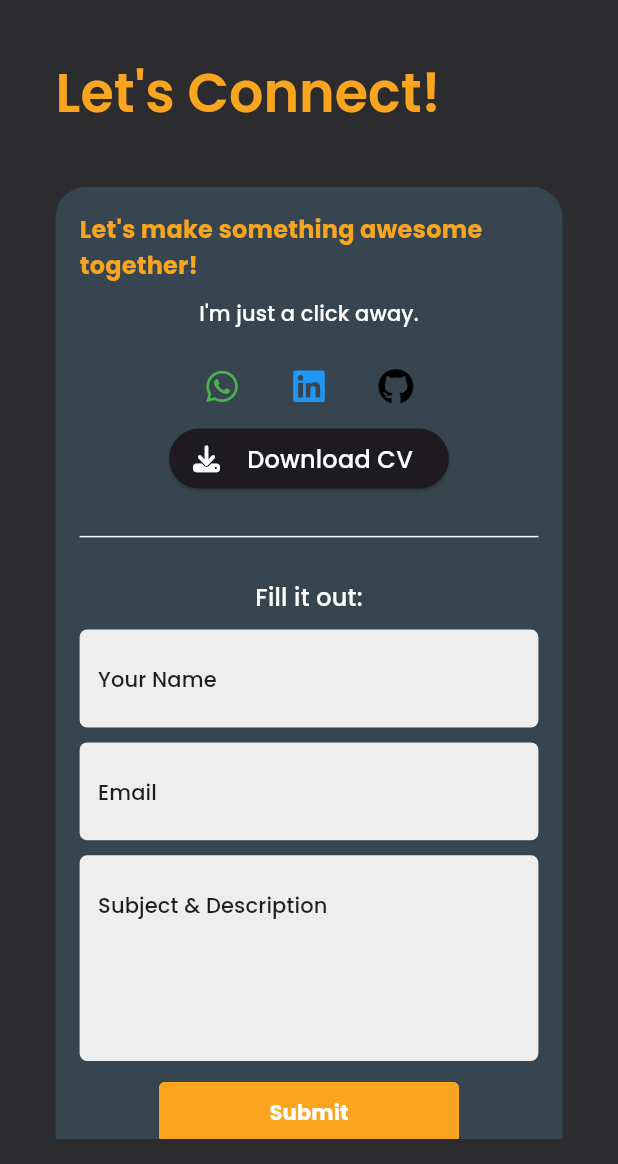
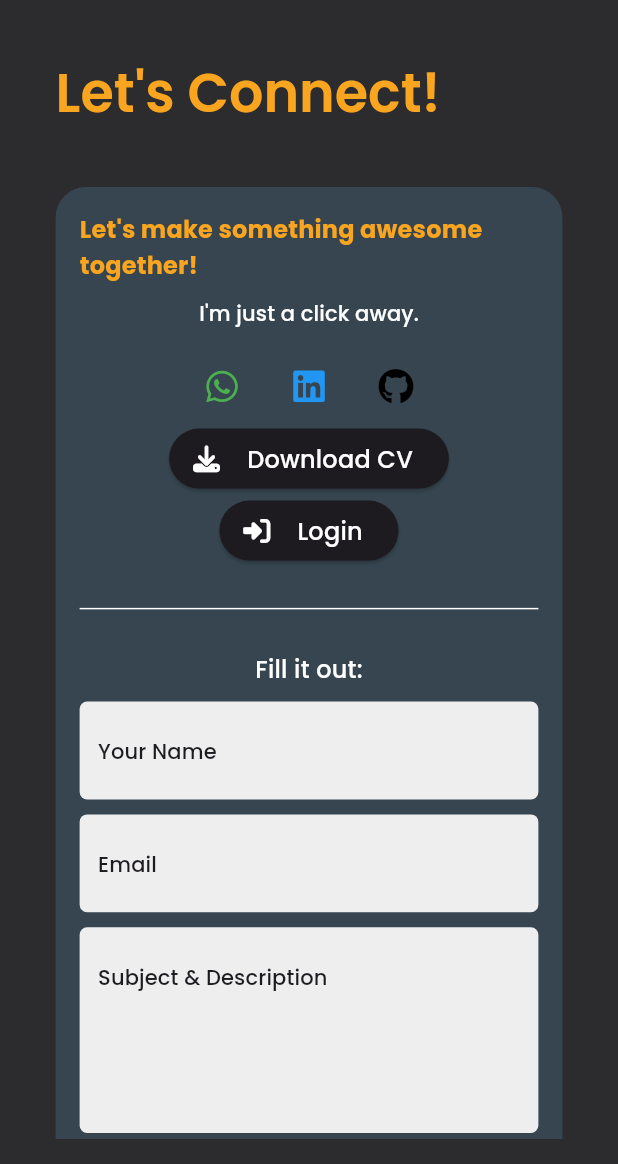
Before and after one commit to umairliaqat33/umair_flutter_portfolio_web_app, a Flutter app: the screen it shows after launch, scrolled down 1152 dp, on a phone screen of 412 x 824 dp, the part 72-1236 px from its top. Run offline on Flutter 3.47's test engine with Material 3 defaults, Android fonts, the phone set to English and light mode, and no system bars; our stand-ins replace animated_text_kit, cached_network_image, cloud_firestore, equatable, firebase_core, firebase_remote_config and 4 more; missing offline and left inert: universal_html; accounts and stored records are empty; network calls fail.

Commit message:
working on login screen

```diff
--- a/lib/bloc/home_bloc.dart
+++ b/lib/bloc/home_bloc/home_bloc.dart
@@ -12,9 +12,12 @@ class HomeBloc extends Bloc<HomeEvent, HomeState> {
     on<ChangeAppBarHeadersIndex>(_changeAppBarHeadersIndex);
     on<ChangeAppBarHeadersAxis>(_changeAppBarHeadersAxis);
     on<ChangeAppBarHeadersColorByColor>(_changeAppBarHeadersColorByColor);
+    on<ChangeLoading>(_changeLoading);
   }
   int _appBarHeaderIndex = 0;
+  bool _isLoading = false;
   int get appBarHeaderIndex => _appBarHeaderIndex;
+  bool get buttonLoading => _isLoading;
 
   FutureOr<void> _changeAppBarHeadersIndex(
     ChangeAppBarHeadersIndex event,
@@ -22,6 +25,14 @@ class HomeBloc extends Bloc<HomeEvent, HomeState> {
   ) {
     _appBarHeaderIndex = event.index;
     emit(AppBarHeadersIndexChanged(_appBarHeaderIndex));
+  }
+
+  FutureOr<void> _changeLoading(
+    ChangeLoading event,
+    Emitter<HomeState> emit,
+  ) {
+    _isLoading = !event.isLoading;
+    emit(ChangeLoadingVal(_isLoading));
   }
 
   FutureOr<void> _changeAppBarHeadersColorByColor(
--- a/lib/bloc/home_event.dart
+++ b/lib/bloc/home_bloc/home_event.dart
@@ -12,6 +12,15 @@ class ChangeAppBarHeadersIndex extends HomeEvent {
 
   @override
   List<Object?> get props => [index];
+}
+
+class ChangeLoading extends HomeEvent {
+  final bool isLoading;
+
+  ChangeLoading(this.isLoading);
+
+  @override
+  List<Object?> get props => [isLoading];
 }
 
 class ChangeAppBarHeadersAxis extends HomeEvent {
--- a/lib/bloc/home_state.dart
+++ b/lib/bloc/home_bloc/home_state.dart
@@ -33,3 +33,12 @@ class AppBarHeadersColorChangedByIndex extends HomeState {
   @override
   List<Object?> get props => [index];
 }
+
+class ChangeLoadingVal extends HomeState {
+  final bool isLoading;
+
+  ChangeLoadingVal(this.isLoading);
+
+  @override
+  List<Object?> get props => [isLoading];
+}
--- /dev/null
+++ b/lib/bloc/login_bloc/login_event.dart
@@ -0,0 +1,6 @@
+import 'package:equatable/equatable.dart';
+
+abstract class LoginEvent extends Equatable {
+  @override
+  List<Object?> get props => [];
+}
--- a/lib/main.dart
+++ b/lib/main.dart
@@ -2,7 +2,7 @@ import 'package:firebase_core/firebase_core.dart';
 import 'package:firebase_remote_config/firebase_remote_config.dart';
 import 'package:flutter/material.dart';
 import 'package:flutter_bloc/flutter_bloc.dart';
-import 'package:umair_liaqat/bloc/home_bloc.dart';
+import 'package:umair_liaqat/bloc/home_bloc/home_bloc.dart';
 import 'package:umair_liaqat/firebase_options.dart';
 import 'package:umair_liaqat/ui/home/home_screen.dart';
 import 'package:umair_liaqat/utils/app_routes.dart';
--- a/lib/ui/home/components/contact_me.dart
+++ b/lib/ui/home/components/contact_me.dart
@@ -1,5 +1,6 @@
 import 'package:flutter/material.dart';
 import 'package:font_awesome_flutter/font_awesome_flutter.dart';
+import 'package:umair_liaqat/ui/login_screen/login_screen.dart';
 import 'package:umair_liaqat/utils/app_extensions.dart';
 import 'package:umair_liaqat/utils/app_strings.dart';
 import 'package:umair_liaqat/utils/app_theme.dart';
@@ -133,6 +134,31 @@ class _ContactMeState extends State<ContactMe> {
                 html.window.open(AppStrings.cv, "pdf");
               },
             ),
+            ElevatedButton.icon(
+              label: Text(
+                "Login",
+                style: textTheme.titleMedium,
+              ),
+              icon: Row(
+                mainAxisSize: MainAxisSize.min,
+                children: [
+                  Icon(
+                    FontAwesomeIcons.rightToBracket,
+                    color: Colors.white,
+                  ),
+                  SizedBox(
+                    width: 10,
+                  ),
+                ],
+              ),
+              onPressed: () {
+                Navigator.of(context).push(
+                  MaterialPageRoute(
+                    builder: (context) => LoginScreen(),
+                  ),
+                );
+              },
+            ),
           ],
         ),
       ],
--- a/lib/ui/home/components/home_app_bar.dart
+++ b/lib/ui/home/components/home_app_bar.dart
@@ -1,6 +1,6 @@
 import 'package:flutter/material.dart';
 import 'package:flutter_bloc/flutter_bloc.dart';
-import 'package:umair_liaqat/bloc/home_bloc.dart';
+import 'package:umair_liaqat/bloc/home_bloc/home_bloc.dart';
 import 'package:umair_liaqat/utils/app_enum.dart';
 import 'package:umair_liaqat/utils/app_extensions.dart';
 import 'package:umair_liaqat/utils/app_theme.dart';
--- a/lib/ui/home/home_screen.dart
+++ b/lib/ui/home/home_screen.dart
@@ -1,7 +1,8 @@
 import 'package:flutter/material.dart';
 import 'package:flutter_bloc/flutter_bloc.dart';
-import 'package:umair_liaqat/bloc/home_bloc.dart';
+import 'package:umair_liaqat/bloc/home_bloc/home_bloc.dart';
 import 'package:umair_liaqat/ui/home/components/home_app_bar.dart';
+import 'package:umair_liaqat/ui/login_screen/login_screen.dart';
 import 'package:umair_liaqat/utils/app_enum.dart';
 import 'package:umair_liaqat/utils/app_extensions.dart';
 import 'package:umair_liaqat/utils/app_theme.dart';
--- a/lib/widgets/vertical_headers.dart
+++ b/lib/widgets/vertical_headers.dart
@@ -1,6 +1,6 @@
 import 'package:flutter/material.dart';
 import 'package:flutter_bloc/flutter_bloc.dart';
-import 'package:umair_liaqat/bloc/home_bloc.dart';
+import 'package:umair_liaqat/bloc/home_bloc/home_bloc.dart';
 import 'package:umair_liaqat/utils/app_enum.dart';
 import 'package:umair_liaqat/utils/app_extensions.dart';
 import 'package:umair_liaqat/utils/app_theme.dart';
```
Also changed, not shown: lib/bloc/login_bloc/login_bloc.dart (added, +7 -0 lines), lib/bloc/login_bloc/login_state.dart (added, +8 -0 lines), lib/utils/app_theme.dart (+13 -0 lines), 1 other file.
